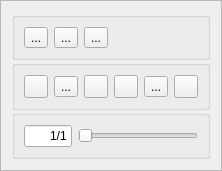
Before: the Qt Designer form src/animatorwidget.ui in eigenbom/MQ-Sprite, drawn with Qt 5.
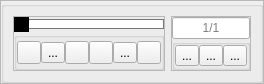
After: the same form once the commit is applied. Icons and pictures are not drawn.

Patch:
```diff
--- a/src/animatorwidget.ui
+++ b/src/animatorwidget.ui
@@ -6,8 +6,8 @@
    <rect>
     <x>0</x>
     <y>0</y>
-    <width>216</width>
-    <height>148</height>
+    <width>245</width>
+    <height>72</height>
    </rect>
   </property>
   <property name="windowTitle">
@@ -20,75 +20,150 @@
    <enum>QFrame::Raised</enum>
   </property>
   <layout class="QVBoxLayout" name="verticalLayout">
+   <property name="leftMargin">
+    <number>0</number>
+   </property>
+   <property name="topMargin">
+    <number>0</number>
+   </property>
+   <property name="rightMargin">
+    <number>0</number>
+   </property>
+   <property name="bottomMargin">
+    <number>0</number>
+   </property>
    <item>
     <layout class="QVBoxLayout" name="verticalLayout_2">
      <property name="spacing">
       <number>0</number>
      </property>
      <item>
-      <widget class="QGroupBox" name="">
-       <layout class="QHBoxLayout" name="horizontalLayout">
+      <widget class="QGroupBox" name="groupBox">
+       <layout class="QHBoxLayout" name="horizontalLayout_3">
         <item>
-         <widget class="QToolButton" name="toolButtonAddFrame">
-          <property name="toolTip">
-           <string>Add Frame</string>
+         <widget class="QFrame" name="frame">
+          <property name="frameShape">
+           <enum>QFrame::StyledPanel</enum>
           </property>
-          <property name="text">
-           <string>...</string>
+          <property name="frameShadow">
+           <enum>QFrame::Raised</enum>
           </property>
-          <property name="icon">
-           <iconset resource="../icons.qrc">
-            <normaloff>:/icon/icons/browser-new-window-2.png</normaloff>:/icon/icons/browser-new-window-2.png</iconset>
-          </property>
-         </widget>
-        </item>
-        <item>
-         <widget class="QToolButton" name="toolButtonCopyFrame">
-          <property name="toolTip">
-           <string>Copy Frame</string>
-          </property>
-          <property name="text">
-           <string>...</string>
-          </property>
-          <property name="icon">
-           <iconset resource="../icons.qrc">
-            <normaloff>:/icon/icons/browser-windows-2.png</normaloff>:/icon/icons/browser-windows-2.png</iconset>
-          </property>
-         </widget>
-        </item>
+          <layout class="QVBoxLayout" name="verticalLayout_3">
+           <property name="spacing">
+            <number>0</number>
+           </property>
+           <property name="leftMargin">
+            <number>0</number>
+           </property>
+           <property name="topMargin">
+            <number>0</number>
+           </property>
+           <property name="rightMargin">
+            <number>0</number>
+           </property>
+           <property name="bottomMargin">
+            <number>0</number>
+           </property>
         <item>
-         <widget class="QToolButton" name="toolButtonDeleteFrame">
-          <property name="toolTip">
-           <string>Delete Frame</string>
-          </property>
-          <property name="text">
-           <string>...</string>
-          </property>
-          <property name="icon">
-           <iconset resource="../icons.qrc">
-            <normaloff>:/icon/icons/browser-minimise-2.png</normaloff>:/icon/icons/browser-minimise-2.png</iconset>
-          </property>
-         </widget>
-        </item>
-        <item>
-         <spacer name="horizontalSpacer_9">
+            <widget class="QSlider" name="hSliderTimeLine">
+             <property name="accessibleName">
+              <string>hSliderTimeLine</string>
+             </property>
+             <property name="styleSheet">
+              <string notr="true">QSlider::groove:horizontal {
+border: 1px solid #bbb;
+background: white;
+height: 8px;
+}
+
+QSlider::sub-page:horizontal {
+background: qlineargradient(x1: 0, y1: 0,    x2: 0, y2: 1,
+    stop: 0 #66e, stop: 1 #bbf);
+background: qlineargradient(x1: 0, y1: 0.2, x2: 1, y2: 1,
+    stop: 0 #bbf, stop: 1 #55f);
+border: 1px solid #777;
+height: 10px;
+border-radius: 0px;
+}
+
+QSlider::add-page:horizontal {
+background: #fff;
+border: 1px solid #777;
+height: 10px;
+border-radius: 0px;
+}
+
+QSlider::handle:horizontal {
+background: black;
+width: 16px;
+margin-top: -4px;
+margin-bottom: -4px;
+margin-left: -2px;
+border-radius: 0px;
+}
+
+QSlider::handle:horizontal:hover {
+background: black;
+border-radius: 0px;
+}
+
+QSlider::sub-page:horizontal:disabled {
+background: #bbb;
+border-color: #999;
+}
+
+QSlider::add-page:horizontal:disabled {
+background: #eee;
+border-color: #999;
+}
+
+QSlider::handle:horizontal:disabled {
+background: #eee;
+border: 1px solid #aaa;
+}
+</string>
+             </property>
+             <property name="maximum">
+              <number>10</number>
+             </property>
+             <property name="pageStep">
+              <number>1</number>
+             </property>
           <property name="orientation">
            <enum>Qt::Horizontal</enum>
           </property>
-          <property name="sizeHint" stdset="0">
-           <size>
-            <width>40</width>
-            <height>20</height>
-           </size>
-          </property>
-         </spacer>
-        </item>
-       </layout>
+             <property name="invertedAppearance">
+              <bool>false</bool>
+             </property>
+             <property name="invertedControls">
+              <bool>false</bool>
+             </property>
+             <property name="tickPosition">
+              <enum>QSlider::NoTicks</enum>
+             </property>
+             <property name="tickInterval">
+              <number>1</number>
+             </property>
       </widget>
      </item>
      <item>
-      <widget class="QGroupBox" name="">
+            <widget class="QGroupBox" name="groupBox">
        <layout class="QHBoxLayout" name="horizontalLayout_2">
+              <property name="spacing">
+               <number>0</number>
+              </property>
+              <property name="leftMargin">
+               <number>0</number>
+              </property>
+              <property name="topMargin">
+               <number>0</number>
+              </property>
+              <property name="rightMargin">
+               <number>0</number>
+              </property>
+              <property name="bottomMargin">
+               <number>0</number>
+              </property>
         <item>
          <widget class="QToolButton" name="toolButtonFirstFrame">
           <property name="toolTip">
@@ -192,17 +267,47 @@
        </layout>
       </widget>
      </item>
+          </layout>
+         </widget>
+        </item>
      <item>
-      <widget class="QGroupBox" name="">
-       <layout class="QHBoxLayout" name="horizontalLayout_3">
+         <widget class="QFrame" name="frame_2">
+          <property name="frameShape">
+           <enum>QFrame::StyledPanel</enum>
+          </property>
+          <property name="frameShadow">
+           <enum>QFrame::Raised</enum>
+          </property>
+          <layout class="QVBoxLayout" name="verticalLayout_4">
+           <property name="spacing">
+            <number>0</number>
+           </property>
+           <property name="leftMargin">
+            <number>0</number>
+           </property>
+           <property name="topMargin">
+            <number>0</number>
+           </property>
+           <property name="rightMargin">
+            <number>0</number>
+           </property>
+           <property name="bottomMargin">
+            <number>0</number>
+           </property>
         <item>
          <widget class="QLineEdit" name="lineEditFrameNumber">
           <property name="enabled">
            <bool>true</bool>
           </property>
+             <property name="sizePolicy">
+              <sizepolicy hsizetype="Preferred" vsizetype="Fixed">
+               <horstretch>0</horstretch>
+               <verstretch>0</verstretch>
+              </sizepolicy>
+             </property>
           <property name="maximumSize">
            <size>
-            <width>48</width>
+               <width>100</width>
             <height>16777215</height>
            </size>
           </property>
@@ -210,45 +315,99 @@
            <enum>Qt::LeftToRight</enum>
           </property>
           <property name="text">
-           <string>1/1</string>
+              <string/>
           </property>
           <property name="maxLength">
            <number>5</number>
           </property>
           <property name="alignment">
-           <set>Qt::AlignRight|Qt::AlignTrailing|Qt::AlignVCenter</set>
+              <set>Qt::AlignCenter</set>
           </property>
           <property name="readOnly">
            <bool>true</bool>
           </property>
+             <property name="placeholderText">
+              <string>1/1</string>
+             </property>
          </widget>
         </item>
         <item>
-         <widget class="QSlider" name="hSliderTimeLine">
-          <property name="accessibleName">
-           <string>hSliderTimeLine</string>
-          </property>
-          <property name="maximum">
-           <number>10</number>
-          </property>
-          <property name="pageStep">
-           <number>1</number>
-          </property>
+            <widget class="QGroupBox" name="groupBox">
+             <layout class="QHBoxLayout" name="horizontalLayout">
+              <property name="spacing">
+               <number>0</number>
+              </property>
+              <property name="leftMargin">
+               <number>0</number>
+              </property>
+              <property name="topMargin">
+               <number>0</number>
+              </property>
+              <property name="rightMargin">
+               <number>0</number>
+              </property>
+              <property name="bottomMargin">
+               <number>0</number>
+              </property>
+              <item>
+               <widget class="QToolButton" name="toolButtonAddFrame">
+                <property name="toolTip">
+                 <string>Add Frame</string>
+                </property>
+                <property name="text">
+                 <string>...</string>
+                </property>
+                <property name="icon">
+                 <iconset resource="../icons.qrc">
+                  <normaloff>:/icon/icons/gentleface/doc_plus_icon&amp;16.png</normaloff>:/icon/icons/gentleface/doc_plus_icon&amp;16.png</iconset>
+                </property>
+               </widget>
+              </item>
+              <item>
+               <widget class="QToolButton" name="toolButtonCopyFrame">
+                <property name="toolTip">
+                 <string>Copy Frame</string>
+                </property>
+                <property name="text">
+                 <string>...</string>
+                </property>
+                <property name="icon">
+                 <iconset resource="../icons.qrc">
+                  <normaloff>:/icon/icons/gentleface/page_layout_icon&amp;16.png</normaloff>:/icon/icons/gentleface/page_layout_icon&amp;16.png</iconset>
+                </property>
+               </widget>
+              </item>
+              <item>
+               <widget class="QToolButton" name="toolButtonDeleteFrame">
+                <property name="toolTip">
+                 <string>Delete Frame</string>
+                </property>
+                <property name="text">
+                 <string>...</string>
+                </property>
+                <property name="icon">
+                 <iconset resource="../icons.qrc">
+                  <normaloff>:/icon/icons/gentleface/trash_icon&amp;16.png</normaloff>:/icon/icons/gentleface/trash_icon&amp;16.png</iconset>
+                </property>
+               </widget>
+              </item>
+              <item>
+               <spacer name="horizontalSpacer_9">
           <property name="orientation">
            <enum>Qt::Horizontal</enum>
           </property>
-          <property name="invertedAppearance">
-           <bool>false</bool>
-          </property>
-          <property name="invertedControls">
-           <bool>false</bool>
-          </property>
-          <property name="tickPosition">
-           <enum>QSlider::NoTicks</enum>
-          </property>
-          <property name="tickInterval">
-           <number>1</number>
-          </property>
+                <property name="sizeHint" stdset="0">
+                 <size>
+                  <width>40</width>
+                  <height>20</height>
+                 </size>
+                </property>
+               </spacer>
+              </item>
+             </layout>
+            </widget>
+           </item>
+          </layout>
          </widget>
         </item>
        </layout>
```
Left out of the diff: 12 changed lines with no effect on the pictures. Lines whose indentation alone changed are shown as unchanged.
